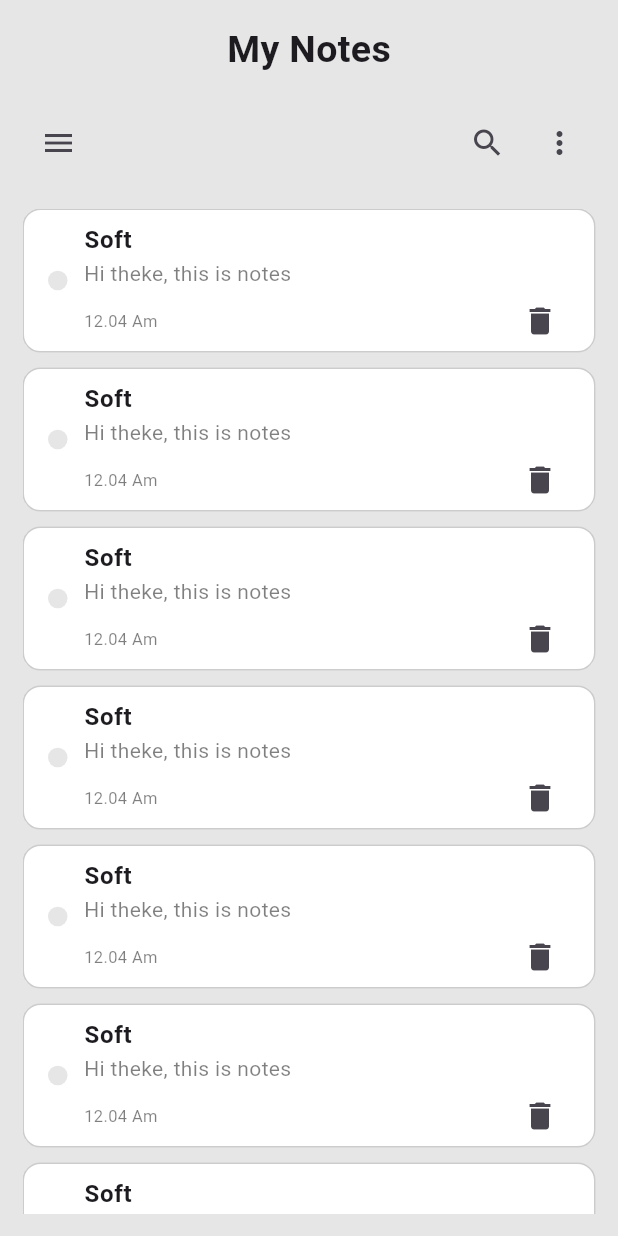
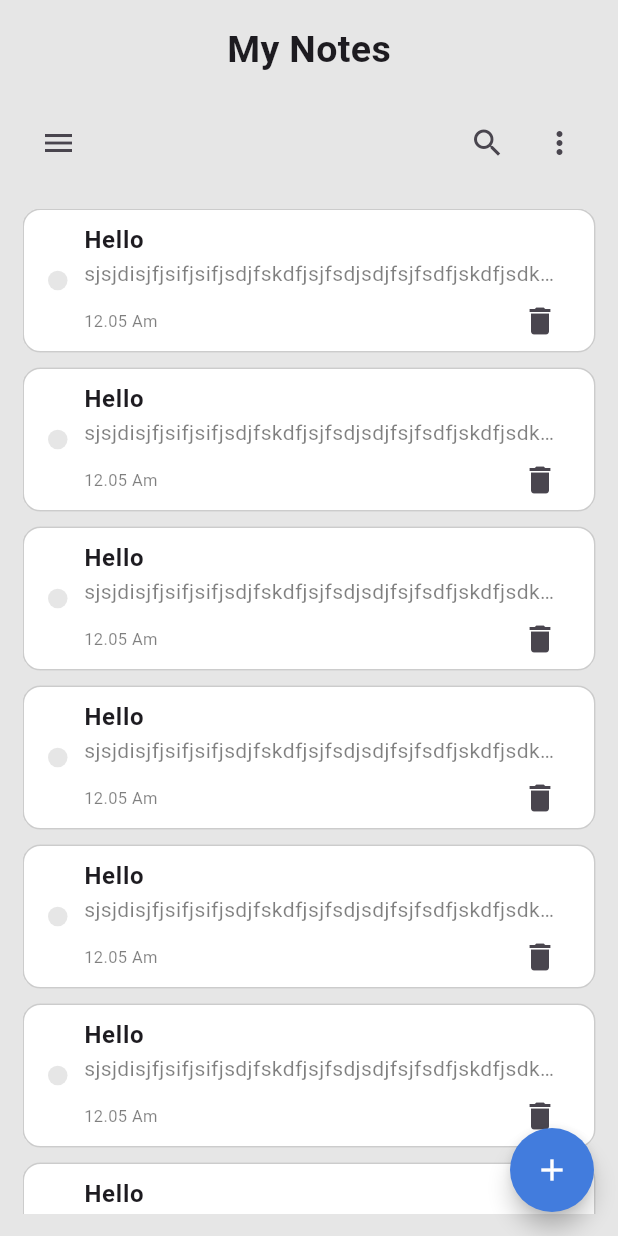
Before and after one commit to Shahin4292/-Caretutors, a Flutter app: the screen it shows after launch, on a phone screen of 412 x 824 dp. Run offline on Flutter 3.47's test engine with Material 3 defaults, Android fonts, the phone set to English and light mode, and no system bars; our stand-ins replace get.

Commit message:
custom button are done

```diff
--- a/lib/pages/HomePage/home_screen.dart
+++ b/lib/pages/HomePage/home_screen.dart
@@ -1,6 +1,8 @@
+import 'package:caretutors/pages/routes/routes_name.dart';
 import 'package:caretutors/pages/widget/custom_single_note.dart';
 import 'package:caretutors/utils/color.dart';
 import 'package:flutter/material.dart';
+import 'package:get/get.dart';
 
 class HomeScreen extends StatefulWidget {
   const HomeScreen({super.key});
@@ -51,7 +53,8 @@ class _HomeScreenState extends State<HomeScreen> {
                   const SizedBox(
                     height: 20,
                   ),
-                  Expanded(child: SingleChildScrollView(
+                  Expanded(
+                      child: SingleChildScrollView(
                     child: Column(
                       children: [
                         ListView.builder(
@@ -59,7 +62,12 @@ class _HomeScreenState extends State<HomeScreen> {
                           primary: false,
                           itemCount: 10,
                           itemBuilder: (context, index) {
-                            return const CustomSingleNote();
+                            return const CustomSingleNote(
+                              title: 'Hello',
+                              description:
+                                  'sjsjdisjfjsifjsifjsdjfskdfjsjfsdjsdjfsjfsdfjskdfjsdkjfsdjfksdjdfksjfsdkfjieurierutrutriuterut',
+                              date: '12.05 Am',
+                            );
                           },
                         )
                       ],
@@ -71,6 +79,15 @@ class _HomeScreenState extends State<HomeScreen> {
           ),
         ),
       ),
+      floatingActionButton: FloatingActionButton(
+        backgroundColor: AppColors.primaryColor,
+        shape: const CircleBorder(),
+        onPressed: () => Get.toNamed(RoutesName.noteScreen),
+        child: const Icon(
+          Icons.add,
+          color: Colors.white,
+        ),
+      ),
     );
   }
 }
--- a/lib/pages/widget/custom_single_note.dart
+++ b/lib/pages/widget/custom_single_note.dart
@@ -2,7 +2,15 @@ import 'package:caretutors/utils/color.dart';
 import 'package:flutter/material.dart';
 
 class CustomSingleNote extends StatelessWidget {
-  const CustomSingleNote({super.key});
+  final String title;
+  final String description;
+  final String date;
+
+  const CustomSingleNote(
+      {super.key,
+      required this.title,
+      required this.description,
+      required this.date});
 
   @override
   Widget build(BuildContext context) {
@@ -24,8 +32,8 @@ class CustomSingleNote extends StatelessWidget {
               shape: BoxShape.circle, color: AppColors.backgroundColor),
         ),
         title: Text(
-          "Soft",
-          style: TextStyle(
+          title,
+          style: const TextStyle(
             fontWeight: FontWeight.w600,
             fontSize: 16,
           ),
@@ -34,7 +42,9 @@ class CustomSingleNote extends StatelessWidget {
           crossAxisAlignment: CrossAxisAlignment.start,
           children: [
             Text(
-              "Hi theke, this is notes",
+              maxLines: 1,
+              overflow: TextOverflow.ellipsis,
+              description,
               style: TextStyle(color: Colors.black.withOpacity(.5)),
             ),
             const SizedBox(
@@ -44,7 +54,7 @@ class CustomSingleNote extends StatelessWidget {
               mainAxisAlignment: MainAxisAlignment.spaceBetween,
               children: [
                 Text(
-                  "12.04 Am",
+                  date,
                   style: TextStyle(
                     color: Colors.black.withOpacity(.5),
                     fontSize: 11,
```
Also changed, not shown: lib/pages/Notes/note.dart (+59 -1 lines).
